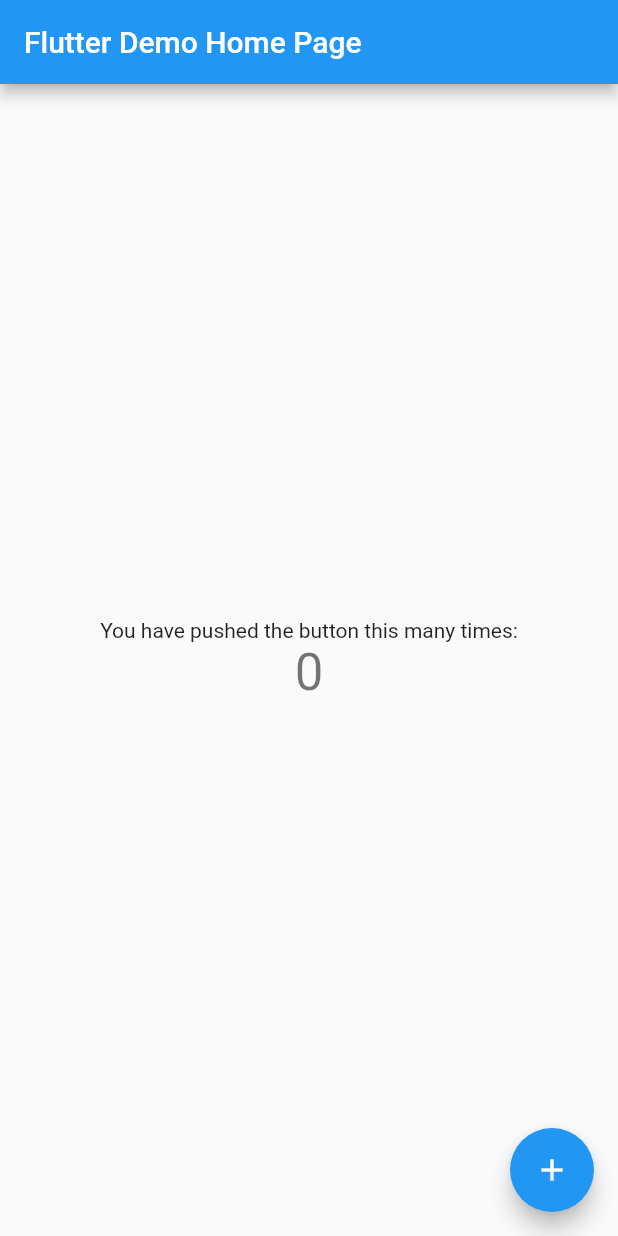
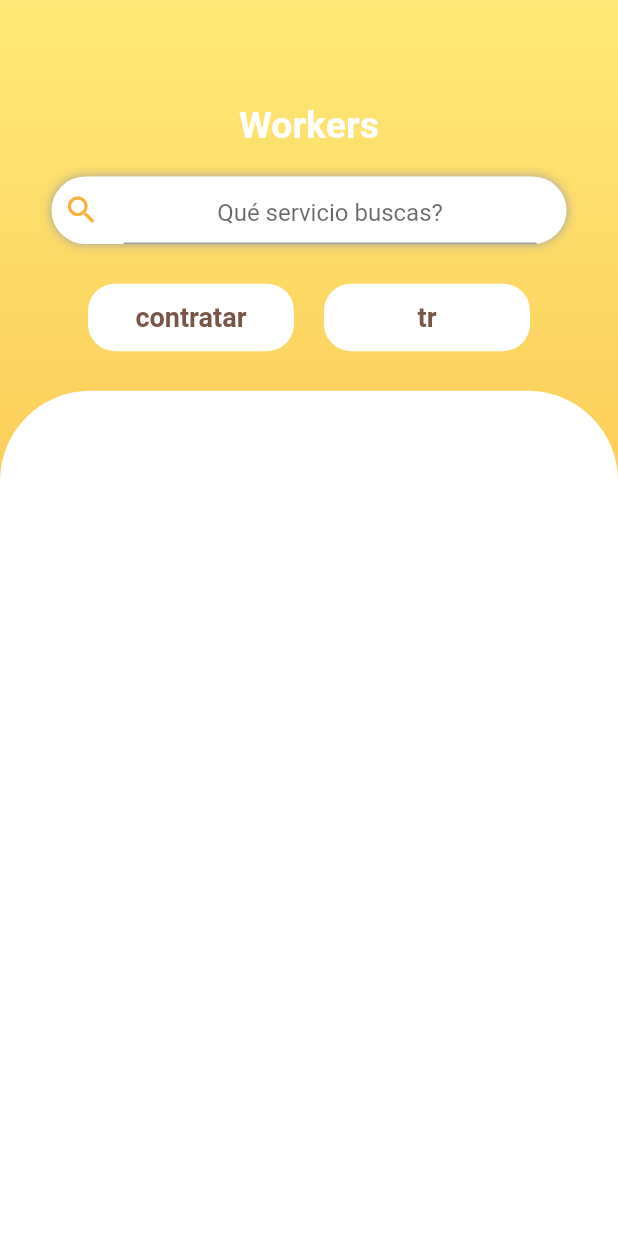
Before and after one commit to adarista012/workersAlpha, a Flutter app: the screen it shows after launch, on a phone screen of 412 x 824 dp. Run offline on Flutter 3.47's test engine with Material 2 defaults, Android fonts, the phone set to English and light mode, and no system bars; our stand-ins replace firebase_auth, firebase_core, google_sign_in; missing offline and left inert: flutter_facebook_auth; accounts and stored records are empty; Roboto replaces fonts that are missing (Helvetica).

Commit message:
home page

```diff
--- /dev/null
+++ b/lib/Pages/HomePage.dart
@@ -0,0 +1,166 @@
+import 'package:Workers/UI/widgets/short_button.dart';
+import 'package:flutter/material.dart';
+
+import '../global.dart';
+
+class HomePage extends StatelessWidget {
+  @override
+  Widget build(BuildContext context) {
+    return Scaffold(
+      body: Center(
+        child: Container(
+          decoration: BoxDecoration(
+            gradient: new LinearGradient(
+                colors: [
+                  workersPrimary,
+                  workersSecondary,
+                ],
+                begin: const FractionalOffset(0.0, 0.8),
+                end: const FractionalOffset(0.0, -0.3),
+                stops: [0.0, 1.0],
+                tileMode: TileMode.clamp),
+          ),
+          child: Column(
+            crossAxisAlignment: CrossAxisAlignment.center,
+            children: <Widget>[
+              Container(
+                margin: EdgeInsets.only(bottom: 4),
+                child: Column(
+                  children: [
+                    Container(
+                      alignment: Alignment.center,
+                      margin: EdgeInsets.only(
+                          top: MediaQuery.of(context).size.height / 12),
+                      width: MediaQuery.of(context).size.width,
+                      child: Text(
+                        'Workers',
+                        style: titleStyleWhite,
+                      ),
+                    ),
+                    SizedBox(
+                      height: 20,
+                    ),
+                    //_searcherWorker(),
+                    Container(
+                      height: 45,
+                      margin: EdgeInsets.only(
+                        left: 20.0,
+                        right: 20.0,
+                      ),
+                      padding: EdgeInsets.only(left: 8, right: 20),
+                      width: MediaQuery.of(context).size.width / 1.2,
+                      decoration: BoxDecoration(
+                        borderRadius: BorderRadius.horizontal(
+                          left: Radius.circular(25.0),
+                          right: Radius.circular(25.0),
+                        ),
+                        boxShadow: [
+                          new BoxShadow(
+                            color: Colors.grey,
+                            blurRadius: 5.0,
+                          ),
+                        ],
+                        color: Colors.white,
+                      ),
+                      child: TextField(
+                        textAlign: TextAlign.center,
+                        cursorColor: Colors.black,
+                        decoration: InputDecoration(
+                            contentPadding:
+                                EdgeInsets.only(left: 10, right: 10),
+                            hintText: "Qué servicio buscas?",
+                            icon: Icon(
+                              Icons.search,
+                              color: workersPrimary,
+                            ),
+                            focusedBorder: OutlineInputBorder(
+                                borderSide:
+                                    BorderSide(color: Colors.transparent))),
+                      ),
+                    ),
+                  ],
+                ),
+              ),
+              Expanded(
+                flex: 1,
+                child: Container(
+                  margin: EdgeInsets.only(bottom: 4),
+                  alignment: Alignment.center,
+                  child: Row(
+                    mainAxisAlignment: MainAxisAlignment.center,
+                    children: [
+                      ShortButton(
+                        text: 'contratar',
+                        color: Colors.white,
+                      ),
+                      ShortButton(
+                        text: 'tr',
+                        color: Colors.white,
+                      ),
+                    ],
+                  ),
+                ),
+              ),
+              Expanded(
+                flex: 6,
+                child: Container(
+                  alignment: Alignment.center,
+                  //width: MediaQuery.of(context).size.width,
+                  decoration: BoxDecoration(
+                    color: Colors.white,
+                    borderRadius: BorderRadius.only(
+                        topLeft: Radius.circular(60),
+                        topRight: Radius.circular(60)),
+                  ),
+                ),
+              ),
+            ],
+          ),
+        ),
+      ),
+    );
+  }
+/*
+  _searcherWorker() {
+    return new Container(
+      //color: Colors.red,
+      height: 45,
+      margin: EdgeInsets.only(
+        left: 20.0,
+        right: 20.0,
+      ),
+      padding: EdgeInsets.only(left: 8, right: 20),
+
+      //height: 20,
+      //width: double.maxFinite,
+      width: MediaQuery.of(context).size.width / 1.2,
+      decoration: BoxDecoration(
+        borderRadius: BorderRadius.horizontal(
+          left: Radius.circular(25.0),
+          right: Radius.circular(25.0),
+        ),
+        boxShadow: [
+          new BoxShadow(
+            color: Colors.grey,
+            blurRadius: 5.0,
+          ),
+        ],
+        color: Colors.white,
+      ),
+      child: TextField(
+        textAlign: TextAlign.center,
+        cursorColor: Colors.black,
+        decoration: InputDecoration(
+            contentPadding: EdgeInsets.only(left: 10, right: 10),
+            hintText: "Qué servicio buscas?",
+            icon: Icon(
+              Icons.search,
+              color: workersPrimary,
+            ),
+            focusedBorder: OutlineInputBorder(
+                borderSide: BorderSide(color: Colors.transparent))),
+      ),
+    );
+  }
+  */
+}
--- a/lib/UI/widgets/custom_app_bar.dart
+++ b/lib/UI/widgets/custom_app_bar.dart
@@ -1,12 +1,12 @@
 import 'package:flutter/cupertino.dart';
-import 'package:flutter/material.dart';
-import '../../global.dart';
+
+import 'package:Workers/global.dart';
 
 class CustomAppBar extends PreferredSize {
   final Widget child;
   final double height;
 
-  CustomAppBar({@required this.child, this.height = kToolbarHeight});
+  CustomAppBar({@required this.child, this.height = 200});
 
   @override
   Size get preferredSize => Size.fromHeight(height);
--- a/lib/main.dart
+++ b/lib/main.dart
@@ -1,66 +1,48 @@
+import 'package:firebase_core/firebase_core.dart';
 import 'package:flutter/material.dart';
 
+import 'Pages/HomePage.dart';
+
 void main() {
+  WidgetsFlutterBinding.ensureInitialized();
   runApp(MyApp());
 }
 
 class MyApp extends StatelessWidget {
+  final Future<FirebaseApp> _initialization = Firebase.initializeApp();
   @override
   Widget build(BuildContext context) {
-    return MaterialApp(
-      title: 'Flutter Demo',
-      theme: ThemeData(
-        primarySwatch: Colors.blue,
-        visualDensity: VisualDensity.adaptivePlatformDensity,
-      ),
-      home: MyHomePage(title: 'Flutter Demo Home Page'),
+    return FutureBuilder(
+      future: _initialization,
+      builder: (context, snapshot) {
+        // Check for errors
+        if (snapshot.hasError) {
+          return Container(
+            width: 500,
+            height: 500,
+            color: Colors.red,
+          );
+        }
+
+        // Once complete, show your application
+        if (snapshot.connectionState == ConnectionState.done) {
+          return MaterialApp(
+            home: HomePage(),
+            //zhome: LoginPage(),
+          );
+        }
+
+        // Otherwise, show something whilst waiting for initialization to complete
+        return CircularProgressIndicator();
+      },
     );
+    // MaterialApp(
+    //   title: 'Flutter Demo',
+    //   theme: ThemeData(
+    //     primarySwatch: Colors.blue,
+    //     visualDensity: VisualDensity.adaptivePlatformDensity,
+    //   ),
+    //   home: LoginPage(),
+    // );
   }
 }
-
-class MyHomePage extends StatefulWidget {
-  MyHomePage({Key key, this.title}) : super(key: key);
-
-  final String title;
-
-  @override
-  _MyHomePageState createState() => _MyHomePageState();
-}
-
-class _MyHomePageState extends State<MyHomePage> {
-  int _counter = 0;
-
-  void _incrementCounter() {
-    setState(() {
-      _counter++;
-    });
-  }
-
-  @override
-  Widget build(BuildContext context) {
-    return Scaffold(
-      appBar: AppBar(
-        title: Text(widget.title),
-      ),
-      body: Center(
-        child: Column(
-          mainAxisAlignment: MainAxisAlignment.center,
-          children: <Widget>[
-            Text(
-              'You have pushed the button this many times:',
-            ),
-            Text(
-              '$_counter',
-              style: Theme.of(context).textTheme.headline4,
-            ),
-          ],
-        ),
-      ),
-      floatingActionButton: FloatingActionButton(
-        onPressed: _incrementCounter,
-        tooltip: 'Increment',
-        child: Icon(Icons.add),
-      ),
-    );
-  }
-}
```
Also changed, not shown: lib/Pages/LoginPage.dart (added, +280 -0 lines), pubspec.yaml (+9 -6 lines), assets/fonts/Quicksand-Bold.ttf (added), lib/Pages/NotificationsPage.dart (added), lib/Pages/ProfilePage.dart (added), lib/Pages/SettingsPage.dart (added), lib/Pages/WalletPage.dart (added), pubspec.lock, 10 other files.
